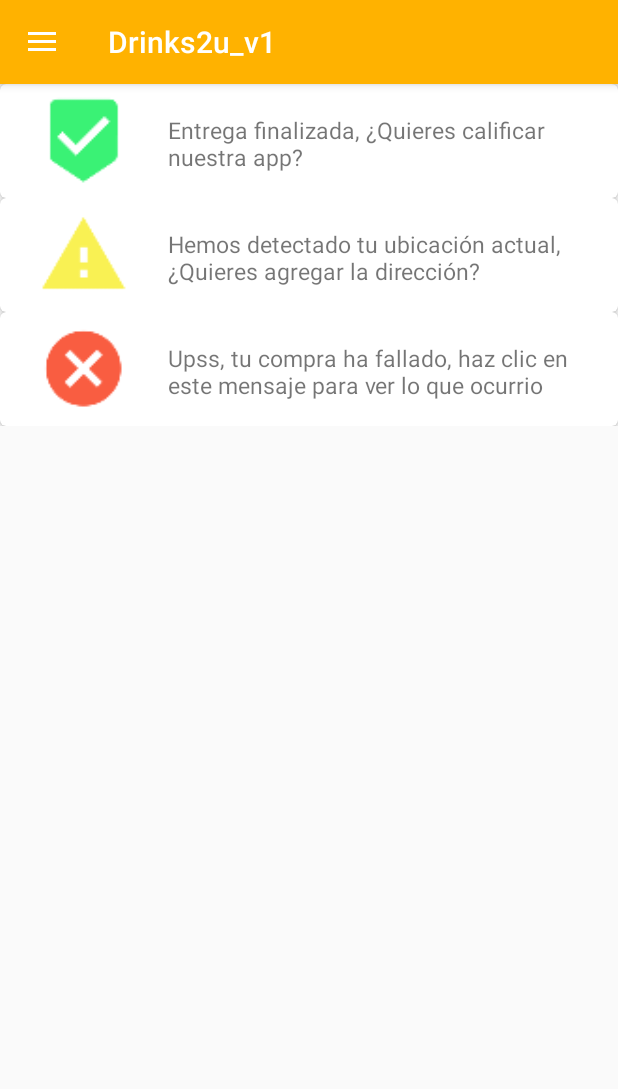
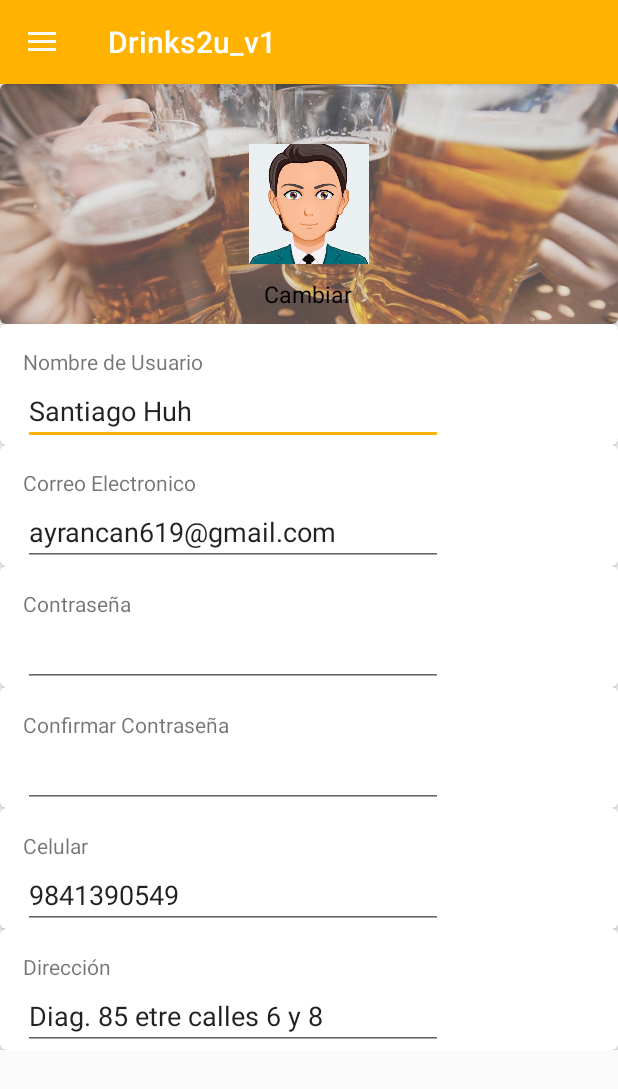
Before and after one commit to Santiago-Huh/Drinks2u-app, an Android app: the MainActivity screen opened directly, with no data from a screen before it, in the side drawer, after a tap on "Mi Cuenta", on a phone screen of 412 x 824 dp. Shown: the top 1089 px of the screen. Run offline under Robolectric (Android 15) with nearby library versions, the phone set to English and light mode, and no system bars.

Commit message:
Nuevo Fragmento
Nuevo fragmento agregado de perfil

```diff
--- /dev/null
+++ b/Drinks2u_v1/app/src/main/java/com/example/santiago_huh/drinks2u_v1/FragCuenta.java
@@ -0,0 +1,23 @@
+package com.example.santiago_huh.drinks2u_v1;
+
+import android.graphics.Bitmap;
+import android.graphics.drawable.BitmapDrawable;
+import android.graphics.drawable.Drawable;
+import android.graphics.drawable.DrawableWrapper;
+import android.os.Bundle;
+import android.support.v4.app.Fragment;
+import android.support.v4.graphics.drawable.RoundedBitmapDrawable;
+import android.support.v4.graphics.drawable.RoundedBitmapDrawableFactory;
+import android.view.LayoutInflater;
+import android.view.View;
+import android.view.ViewGroup;
+import android.widget.ImageView;
+
+
+public class FragCuenta extends Fragment {
+    @Override
+    public View onCreateView(LayoutInflater inflater, ViewGroup container,
+                             Bundle savedInstanceState) {
+        return inflater.inflate(R.layout.fragment_frag_cuenta, container, false);
+    }
+}
--- a/Drinks2u_v1/app/src/main/java/com/example/santiago_huh/drinks2u_v1/FragHome.java
+++ b/Drinks2u_v1/app/src/main/java/com/example/santiago_huh/drinks2u_v1/FragHome.java
@@ -5,9 +5,11 @@ import android.support.v4.app.Fragment;
 import android.view.LayoutInflater;
 import android.view.View;
 import android.view.ViewGroup;
+import android.widget.ImageSwitcher;
 
 
 public class FragHome extends Fragment {
+
     @Override
     public View onCreateView(LayoutInflater inflater, ViewGroup container,
                              Bundle savedInstanceState) {
--- a/Drinks2u_v1/app/src/main/java/com/example/santiago_huh/drinks2u_v1/MainActivity.java
+++ b/Drinks2u_v1/app/src/main/java/com/example/santiago_huh/drinks2u_v1/MainActivity.java
@@ -1,6 +1,7 @@
 package com.example.santiago_huh.drinks2u_v1;
 
 import android.content.Intent;
+import android.graphics.drawable.Drawable;
 import android.os.Bundle;
 import android.support.v4.app.FragmentManager;
 import android.view.View;
@@ -12,12 +13,20 @@ import android.support.v7.app.AppCompatActivity;
 import android.support.v7.widget.Toolbar;
 import android.view.Menu;
 import android.view.MenuItem;
+import android.view.animation.Animation;
+import android.view.animation.AnimationUtils;
 import android.widget.Button;
+import android.widget.ImageSwitcher;
+import android.widget.ImageView;
 import android.widget.TextView;
+import android.widget.ViewSwitcher;
+
+import java.sql.Time;
+import java.util.Timer;
+import java.util.TimerTask;
 
 public class MainActivity extends AppCompatActivity
         implements NavigationView.OnNavigationItemSelectedListener {
-    private TextView info;
 
     @Override
     protected void onCreate(Bundle savedInstanceState) {
@@ -25,7 +34,6 @@ public class MainActivity extends AppCompatActivity
         setContentView(R.layout.activity_main);
         Toolbar toolbar = (Toolbar) findViewById(R.id.toolbar);
         setSupportActionBar(toolbar);
-        info = (TextView)findViewById(R.id.info);
 
         /****Iniciar con mi fragmento home****/
         FragmentManager fragmentManager = getSupportFragmentManager();
@@ -98,7 +106,7 @@ public class MainActivity extends AppCompatActivity
         } else if (id == R.id.nav_alerts) {
             fm.beginTransaction().replace(R.id.principal,new FragNotificaciones()).commit();
         } else if (id == R.id.nav_account) {
-
+            fm.beginTransaction().replace(R.id.principal,new FragCuenta()).commit();
         } else if (id == R.id.nav_tools) {
 
         } else if (id == R.id.nav_report){
--- /dev/null
+++ b/Drinks2u_v1/app/src/main/res/layout/fragment_frag_cuenta.xml
@@ -0,0 +1,197 @@
+<?xml version="1.0" encoding="utf-8"?>
+<FrameLayout
+    xmlns:android="http://schemas.android.com/apk/res/android"
+    xmlns:tools="http://schemas.android.com/tools"
+    xmlns:app="http://schemas.android.com/apk/res-auto"
+    android:layout_width="match_parent"
+    android:layout_height="match_parent"
+    tools:context=".FragCuenta"
+    android:orientation="vertical">
+
+    <!-- TODO: Update blank fragment layout -->
+    <ScrollView
+        android:layout_width="match_parent"
+        android:layout_height="match_parent"
+        tools:layout_editor_absoluteX="0dp"
+        tools:layout_editor_absoluteY="-2dp"
+        tools:ignore="MissingConstraints">
+
+        <LinearLayout
+            android:layout_width="match_parent"
+            android:layout_height="wrap_content"
+            android:orientation="vertical" >
+
+            <android.support.v7.widget.CardView
+                xmlns:card_view="http://schemas.android.com/apk/res-auto"
+                android:id="@+id/card_view"
+                android:layout_width="match_parent"
+                android:layout_height="160dp"
+                android:layout_gravity="center"
+                card_view:cardCornerRadius="4dp">
+                <RelativeLayout
+                    android:layout_width="wrap_content"
+                    android:layout_height="160dp">
+                    <ImageView
+                        android:layout_width="wrap_content"
+                        android:layout_height="wrap_content"
+                        android:src="@drawable/navbar"
+                        android:scaleType="centerCrop"/>
+                </RelativeLayout>
+                <ImageView
+                    android:id="@+id/img1"
+                    android:layout_width="80dp"
+                    android:layout_height="80dp"
+                    android:layout_gravity="center"
+                    android:src="@drawable/user" />
+                <RelativeLayout
+                    android:layout_width="match_parent"
+                    android:layout_height="match_parent"
+                    android:paddingTop="50dp"
+                    android:paddingBottom="5dp">
+                    <TextView
+                        android:id="@+id/txt1"
+                        android:layout_width="60dp"
+                        android:layout_height="25dp"
+                        android:layout_alignParentBottom="true"
+                        android:layout_centerHorizontal="true"
+                        android:text="Cambiar"
+                        android:textColor="@android:color/background_dark"
+                        android:textSize="15dp" />
+                </RelativeLayout>
+
+            </android.support.v7.widget.CardView>
+            <android.support.v7.widget.CardView
+                xmlns:card_view="http://schemas.android.com/apk/res-auto"
+                android:id="@+id/card_view2"
+                android:layout_width="match_parent"
+                android:layout_height="match_parent"
+                android:layout_gravity="center"
+                card_view:cardCornerRadius="4dp" >
+                <TextView
+                    android:layout_width="wrap_content"
+                    android:layout_height="wrap_content"
+                    android:layout_marginTop="15dp"
+                    android:layout_marginStart="15dp"
+                    android:text="Nombre de Usuario"/>
+                <EditText
+                    android:layout_width="280dp"
+                    android:layout_height="wrap_content"
+                    android:layout_marginTop="35dp"
+                    android:layout_marginStart="15dp"
+                    android:text="Santiago Huh"/>
+            </android.support.v7.widget.CardView>
+            <android.support.v7.widget.CardView
+                xmlns:card_view="http://schemas.android.com/apk/res-auto"
+                android:id="@+id/card_view3"
+                android:layout_width="match_parent"
+                android:layout_height="match_parent"
+                android:layout_gravity="center"
+                card_view:cardCornerRadius="4dp" >
+
+                <TextView
+                    android:layout_width="wrap_content"
+                    android:layout_height="wrap_content"
+                    android:layout_marginTop="15dp"
+                    android:layout_marginStart="15dp"
+                    android:text="Correo Electronico"/>
+                <EditText
+                    android:layout_width="280dp"
+                    android:layout_height="wrap_content"
+                    android:layout_marginTop="35dp"
+                    android:layout_marginStart="15dp"
+                    android:text="ayrancan619@gmail.com"/>
+
+            </android.support.v7.widget.CardView>
+            <android.support.v7.widget.CardView
+                xmlns:card_view="http://schemas.android.com/apk/res-auto"
+                android:id="@+id/card_view4"
+                android:layout_width="match_parent"
+                android:layout_height="match_parent"
+                android:layout_gravity="center"
+                card_view:cardCornerRadius="4dp" >
+
+                <TextView
+                    android:layout_width="wrap_content"
+                    android:layout_height="wrap_content"
+                    android:layout_marginTop="15dp"
+                    android:layout_marginStart="15dp"
+                    android:text="Contraseña"/>
+                <EditText
+                    android:layout_width="280dp"
+                    android:layout_height="wrap_content"
+                    android:layout_marginTop="35dp"
+                    android:layout_marginStart="15dp"
+                    android:text=""/>
+
+            </android.support.v7.widget.CardView>
+            <android.support.v7.widget.CardView
+                xmlns:card_view="http://schemas.android.com/apk/res-auto"
+                android:id="@+id/card_view5"
+                android:layout_width="match_parent"
+                android:layout_height="match_parent"
+                android:layout_gravity="center"
+                card_view:cardCornerRadius="4dp" >
+
+                <TextView
+                    android:layout_width="wrap_content"
+                    android:layout_height="wrap_content"
+                    android:layout_marginTop="15dp"
+                    android:layout_marginStart="15dp"
+                    android:text="Confirmar Contraseña"/>
+                <EditText
+                    android:layout_width="280dp"
+                    android:layout_height="wrap_content"
+                    android:layout_marginTop="35dp"
+                    android:layout_marginStart="15dp"
+                    android:text=""/>
+
+            </android.support.v7.widget.CardView>
+            <android.support.v7.widget.CardView
+                xmlns:card_view="http://schemas.android.com/apk/res-auto"
+                android:id="@+id/card_view6"
+                android:layout_width="match_parent"
+                android:layout_height="match_parent"
+                android:layout_gravity="center"
+                card_view:cardCornerRadius="4dp" >
+
+            <TextView
+                android:layout_width="wrap_content"
+                android:layout_height="wrap_content"
+                android:layout_marginTop="15dp"
+                android:layout_marginStart="15dp"
+                android:text="Celular"/>
+            <EditText
+                android:layout_width="280dp"
+                android:layout_height="wrap_content"
+                android:layout_marginTop="35dp"
+                android:layout_marginStart="15dp"
+                android:text="9841390549"
+                android:inputType="number"/>
+            </android.support.v7.widget.CardView>
+            <android.support.v7.widget.CardView
+                xmlns:card_view="http://schemas.android.com/apk/res-auto"
+                android:id="@+id/card_view7"
+                android:layout_width="match_parent"
+                android:layout_height="match_parent"
+                android:layout_gravity="center"
+                card_view:cardCornerRadius="4dp">
+
+                <TextView
+                    android:layout_width="wrap_content"
+                    android:layout_height="wrap_content"
+                    android:layout_marginTop="15dp"
+                    android:layout_marginStart="15dp"
+                    android:text="Dirección"/>
+                <EditText
+                    android:layout_width="280dp"
+                    android:layout_height="wrap_content"
+                    android:layout_marginTop="35dp"
+                    android:layout_marginStart="15dp"
+                    android:text="Diag. 85 etre calles 6 y 8"/>
+
+            </android.support.v7.widget.CardView>
+        </LinearLayout>
+
+    </ScrollView>
+
+</FrameLayout>
--- a/Drinks2u_v1/app/src/main/res/layout/fragment_frag_home.xml
+++ b/Drinks2u_v1/app/src/main/res/layout/fragment_frag_home.xml
@@ -18,6 +18,20 @@
             android:layout_width="match_parent"
             android:layout_height="wrap_content"
             android:orientation="vertical">
+        <!--<RelativeLayout
+            android:layout_width="fill_parent"
+            android:layout_height="fill_parent">
+            <LinearLayout
+                android:layout_width="fill_parent"
+                android:layout_height="fill_parent"
+                android:gravity="center">
+                <ImageSwitcher
+                    android:id="@+id/slide"
+                    android:layout_width="match_parent"
+                    android:layout_height="200dp">
+                </ImageSwitcher>
+            </LinearLayout>
+        </RelativeLayout>-->
 
             <ImageView
                 android:id="@+id/imageView3"
@@ -67,15 +81,28 @@
                     <LinearLayout
                         android:layout_width="match_parent"
                         android:layout_height="wrap_content">
+
                         <Button
+                            android:id="@+id/btn1"
                             android:layout_width="wrap_content"
                             android:layout_height="wrap_content"
-                            android:text="@string/action_view"/>
+                            android:text="@string/action_view"
+                            android:background="?android:attr/selectableItemBackground"
+                            android:paddingLeft="6dp"
+                            android:paddingRight="3dp"
+                            android:drawableLeft="@drawable/ic_action_eye"
+                            android:drawablePadding="8dp"/>
 
                         <Button
+                            android:id="@+id/btn2"
                             android:layout_width="wrap_content"
                             android:layout_height="wrap_content"
-                            android:text="@string/action_carrito"/>
+                            android:text="@string/action_carrito"
+                            android:background="?android:attr/selectableItemBackground"
+                            android:paddingLeft="10dp"
+                            android:paddingRight="4dp"
+                            android:drawableLeft="@drawable/ic_action_shop"
+                            android:drawablePadding="8dp"/>
                     </LinearLayout>
                 </LinearLayout>
 
@@ -127,12 +154,22 @@
                             <Button
                                 android:layout_width="wrap_content"
                                 android:layout_height="wrap_content"
-                                android:text="@string/action_view"/>
+                                android:text="@string/action_view"
+                                android:background="?android:attr/selectableItemBackground"
+                                android:paddingLeft="6dp"
+                                android:paddingRight="3dp"
+                                android:drawableLeft="@drawable/ic_action_eye"
+                                android:drawablePadding="8dp"/>
 
                             <Button
                                 android:layout_width="wrap_content"
                                 android:layout_height="wrap_content"
-                                android:text="@string/action_carrito"/>
+                                android:text="@string/action_carrito"
+                                android:background="?android:attr/selectableItemBackground"
+                                android:paddingLeft="10dp"
+                                android:paddingRight="4dp"
+                                android:drawableLeft="@drawable/ic_action_shop"
+                                android:drawablePadding="8dp" />
                         </LinearLayout>
                     </LinearLayout>
 
--- a/Drinks2u_v1/app/src/main/res/values/strings.xml
+++ b/Drinks2u_v1/app/src/main/res/values/strings.xml
@@ -24,6 +24,6 @@
     <string name="search">Buscar</string>
     <string name="card_title">Ejemplo</string>
     <string name="card_content">Esto contiene el contenido de todo lo que llevara la descripción  del producto.</string>
-    <string name="action_view">Ver Producto</string>
+    <string name="action_view">Detalles</string>
     <string name="action_carrito">Agregar a Carrito</string>
 </resources>
--- a/Drinks2u_v1/build.gradle
+++ b/Drinks2u_v1/build.gradle
@@ -7,7 +7,7 @@ buildscript {
         jcenter()
     }
     dependencies {
-        classpath 'com.android.tools.build:gradle:3.2.0-alpha18'
+        classpath 'com.android.tools.build:gradle:3.2.0-beta01'
 
 
         // NOTE: Do not place your application dependencies here; they belong
```
Also changed, not shown: Drinks2u_v1/app/src/main/res/drawable-hdpi/ic_action_eye.png (added), Drinks2u_v1/app/src/main/res/drawable-hdpi/ic_action_shop.png (added), Drinks2u_v1/app/src/main/res/drawable-mdpi/ic_action_eye.png (added), Drinks2u_v1/app/src/main/res/drawable-mdpi/ic_action_shop.png (added), Drinks2u_v1/app/src/main/res/drawable-xhdpi/ic_action_eye.png (added), Drinks2u_v1/app/src/main/res/drawable-xhdpi/ic_action_shop.png (added), Drinks2u_v1/app/src/main/res/drawable-xxhdpi/ic_action_eye.png (added), Drinks2u_v1/app/src/main/res/drawable-xxhdpi/ic_action_shop.png (added), Drinks2u_v1/app/src/main/res/drawable-xxxhdpi/ic_action_eye.png (added), Drinks2u_v1/app/src/main/res/drawable-xxxhdpi/ic_action_shop.png (added).
